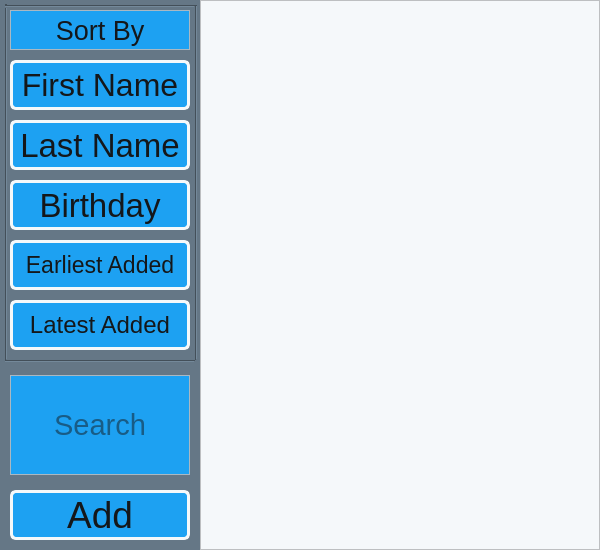
This is qt/ui/contactswindow.ui in jparker2006/Contacts as Qt 5 draws it before an edit. The edited form follows.
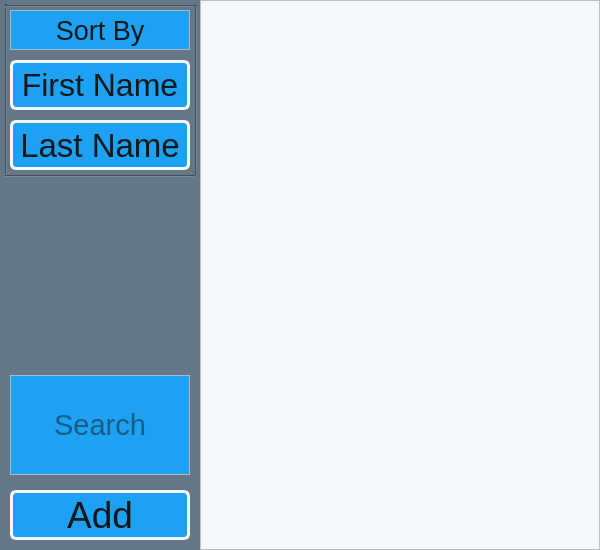
This is the edited form.

Diff of the .ui file:
```diff
--- a/qt/ui/contactswindow.ui
+++ b/qt/ui/contactswindow.ui
@@ -129,34 +129,6 @@
      <set>Qt::AlignCenter</set>
     </property>
    </widget>
-   <widget class="QPushButton" name="s_birthday">
-    <property name="geometry">
-     <rect>
-      <x>10</x>
-      <y>180</y>
-      <width>180</width>
-      <height>50</height>
-     </rect>
-    </property>
-    <property name="font">
-     <font>
-      <pointsize>25</pointsize>
-     </font>
-    </property>
-    <property name="cursor">
-     <cursorShape>PointingHandCursor</cursorShape>
-    </property>
-    <property name="styleSheet">
-     <string notr="true">background-color: #1DA1F2;
-color: #14171A;
-border: 3px solid #F5F8FA;
-border-radius: 6px;
-</string>
-    </property>
-    <property name="text">
-     <string>Birthday</string>
-    </property>
-   </widget>
    <widget class="QPushButton" name="s_last">
     <property name="geometry">
      <rect>
@@ -213,69 +185,13 @@
      <string>First Name</string>
     </property>
    </widget>
-   <widget class="QPushButton" name="s_early">
-    <property name="geometry">
-     <rect>
-      <x>10</x>
-      <y>240</y>
-      <width>180</width>
-      <height>50</height>
-     </rect>
-    </property>
-    <property name="font">
-     <font>
-      <pointsize>17</pointsize>
-     </font>
-    </property>
-    <property name="cursor">
-     <cursorShape>PointingHandCursor</cursorShape>
-    </property>
-    <property name="styleSheet">
-     <string notr="true">background-color: #1DA1F2;
-color: #14171A;
-border: 3px solid #F5F8FA;
-border-radius: 6px;
-</string>
-    </property>
-    <property name="text">
-     <string>Earliest Added</string>
-    </property>
-   </widget>
-   <widget class="QPushButton" name="s_late">
-    <property name="geometry">
-     <rect>
-      <x>10</x>
-      <y>300</y>
-      <width>180</width>
-      <height>50</height>
-     </rect>
-    </property>
-    <property name="font">
-     <font>
-      <pointsize>18</pointsize>
-     </font>
-    </property>
-    <property name="cursor">
-     <cursorShape>PointingHandCursor</cursorShape>
-    </property>
-    <property name="styleSheet">
-     <string notr="true">background-color: #1DA1F2;
-color: #14171A;
-border: 3px solid #F5F8FA;
-border-radius: 6px;
-</string>
-    </property>
-    <property name="text">
-     <string>Latest Added</string>
-    </property>
-   </widget>
    <widget class="Line" name="line">
     <property name="geometry">
      <rect>
       <x>195</x>
       <y>5</y>
       <width>3</width>
-      <height>355</height>
+      <height>170</height>
      </rect>
     </property>
     <property name="styleSheet">
@@ -291,7 +207,7 @@
       <x>5</x>
       <y>4</y>
       <width>3</width>
-      <height>356</height>
+      <height>170</height>
      </rect>
     </property>
     <property name="styleSheet">
@@ -318,7 +234,7 @@
     <property name="geometry">
      <rect>
       <x>5</x>
-      <y>360</y>
+      <y>175</y>
       <width>190</width>
       <height>3</height>
      </rect>
```
Left out of the diff: 1 changed line with no effect on the pictures.
